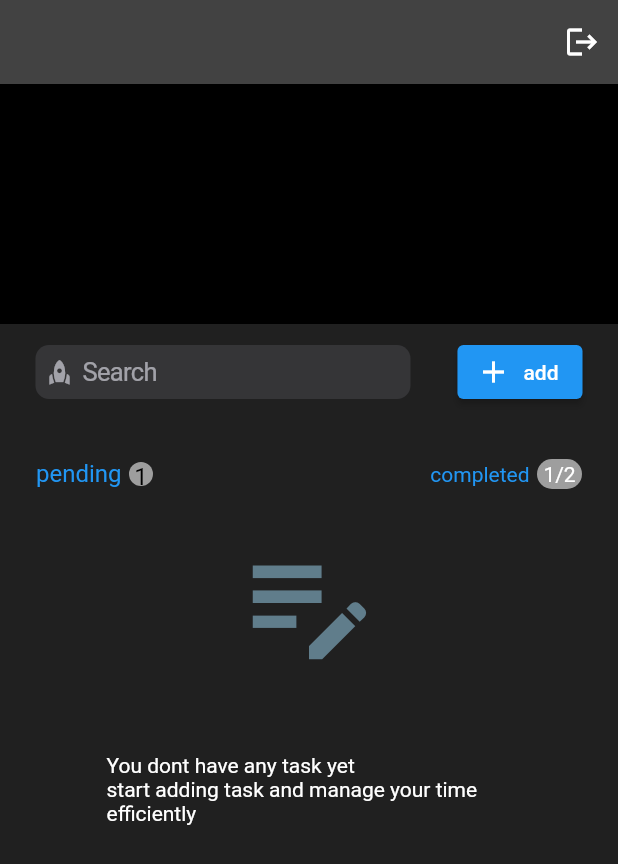
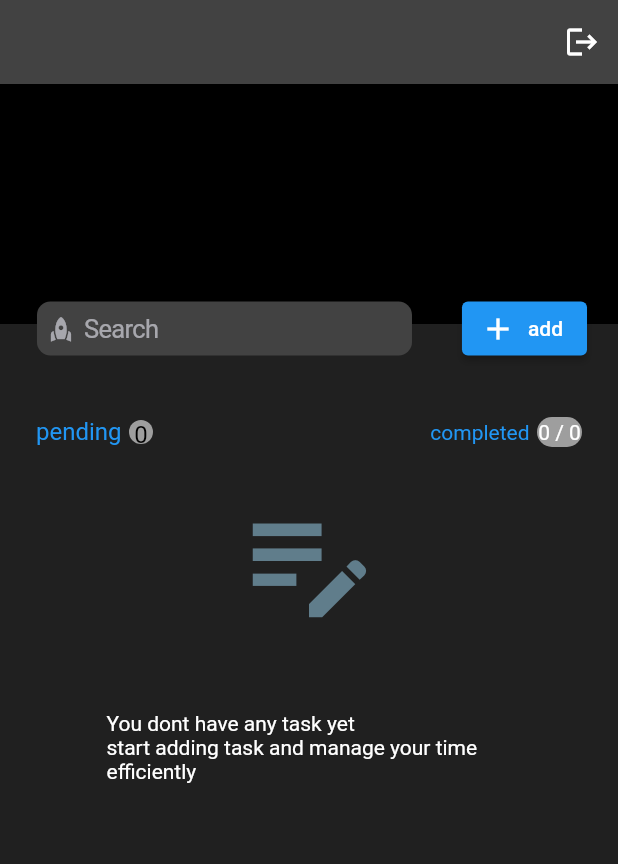
Before and after one commit to saleemaperidot/todofirebase, a Flutter app: the screen it shows once a user with an empty profile is signed in, on a phone screen of 412 x 824 dp. Shown: the top 864 px of the screen. Run offline on Flutter 3.47's test engine with Material 2 defaults, Android fonts, the phone set to English and light mode, and no system bars; our stand-ins replace cloud_firestore, firebase_auth, firebase_core, firebase_storage, get, google_sign_in; accounts and stored records are empty.

Commit message:
initial task assigned completed

```diff
--- a/lib/views/home.dart
+++ b/lib/views/home.dart
@@ -54,6 +54,18 @@ class Home extends StatelessWidget {
             ),
             Padding(
               padding: const EdgeInsets.all(8.0),
+              child: Stack(
+                clipBehavior: Clip.none,
+                fit: StackFit.loose,
+                children: [
+                  Container(
+                    height: 20,
+                  ),
+                  Positioned(
+                    top: -30,
+                    child: Container(
+                      height: 50,
+                      width: 400,
                       child: Row(
                         mainAxisAlignment: MainAxisAlignment.spaceAround,
                         children: [
@@ -61,6 +73,7 @@ class Home extends StatelessWidget {
                             width: 250,
                             child: CupertinoSearchTextField(
                               prefixIcon: Icon(Icons.rocket),
+                              backgroundColor: Colors.grey.shade800,
                             ),
                           ),
                           ElevatedButton.icon(
@@ -71,6 +84,10 @@ class Home extends StatelessWidget {
                                 _showModalBottomSheet();
                               },
                               icon: Icon(Icons.add))
+                        ],
+                      ),
+                    ),
+                  ),
                 ],
               ),
             ),
@@ -90,7 +107,8 @@ class Home extends StatelessWidget {
                     CircleAvatar(
                       backgroundColor: Colors.grey,
                       radius: 8,
-                      child: Text("1"),
+                      child: Obx(() =>
+                          Text(_taskController.pendingTaskCount.toString())),
                     ),
                   ],
                 ),
@@ -110,7 +128,13 @@ class Home extends StatelessWidget {
                           borderRadius: BorderRadius.circular(10)),
                       width: 30,
                       height: 20,
-                      child: Center(child: Text("1/2")),
+                      child: Center(child: Obx(() {
+                        var count = _taskController.taskList.length;
+                        var completed = _taskController.taskList.length -
+                            _taskController.pendingTaskCount.toInt();
+
+                        return Text("$completed / $count");
+                      })),
                     ),
                   ],
                 ),
--- a/lib/views/single_task.dart
+++ b/lib/views/single_task.dart
@@ -122,6 +122,9 @@ class _SingleTaskState extends State<SingleTask> {
                               "ComplettionStaus": newValue,
                             });
                           task();
+                          TaskController taskController =
+                              Get.put(TaskController());
+                          taskController.getPendingTask();
                         });
                       },
                     ),
```
Also changed, not shown: lib/controller/task_controller.dart (+14 -1 lines). Lines whose indentation alone changed are shown as unchanged.
